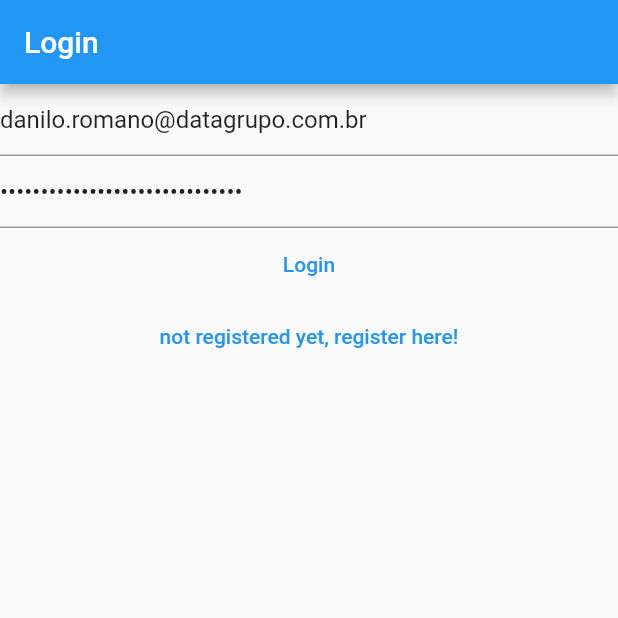
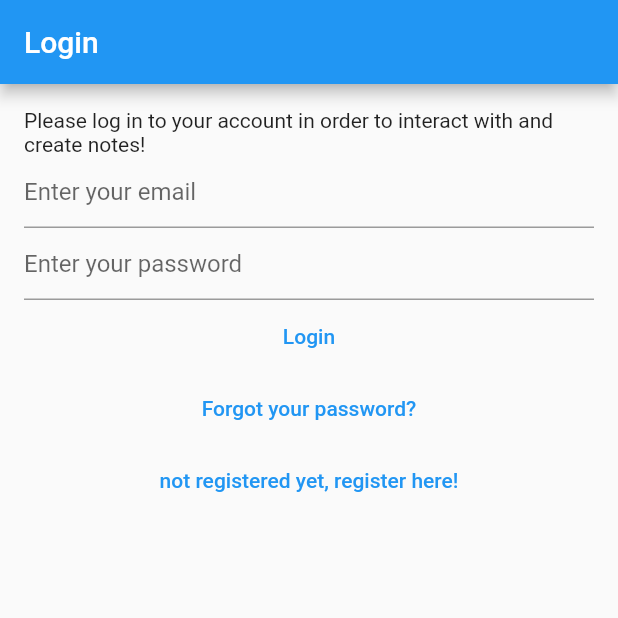
Before and after one commit to risaddex/flutter-experiments, a Flutter app: the screen it shows after launch, on a phone screen of 412 x 824 dp, the top half of it. Run offline on Flutter 3.47's test engine with Material 2 defaults, Android fonts, the phone set to English and light mode, and no system bars; our stand-ins replace bloc, cloud_firestore, equatable, firebase_auth, firebase_core, flutter_bloc and 2 more; accounts and stored records are empty; generated files the repository leaves out were written again.

Commit message:
step 27
Signed-off-by: Danilo Romano <risadex@gmail.com>

```diff
--- a/lib/main.dart
+++ b/lib/main.dart
@@ -6,6 +6,7 @@ import 'package:notesapp/services/auth/bloc/auth_bloc.dart';
 import 'package:notesapp/services/auth/bloc/auth_event.dart';
 import 'package:notesapp/services/auth/bloc/auth_state.dart';
 import 'package:notesapp/services/auth/firebase_auth_provider.dart';
+import 'package:notesapp/views/forgot_password_view.dart';
 import 'package:notesapp/views/login_view.dart';
 import 'package:notesapp/views/notes/notes_view.dart';
 import 'package:notesapp/views/register_view.dart';
@@ -47,19 +48,6 @@ class HomePage extends StatelessWidget {
         }
       },
       builder: (context, state) {
-        if (state is AuthStateLoggedIn) {
-          return const NotesView();
-        } else if (state is AuthStateNeedsVerification) {
-          return const VerifyEmailView();
-        } else if (state is AuthStateLoggedOut) {
-          return const LoginView();
-        } else if (state is AuthStateRegistering) {
-          return const RegisterView();
-        } else {
-          return const Scaffold(
-            body: CircularProgressIndicator(),
-          );
-        }
         switch (state.runtimeType) {
           case AuthStateLoggedIn:
             return const NotesView();
@@ -69,9 +57,19 @@ class HomePage extends StatelessWidget {
             return const LoginView();
           case AuthStateRegistering:
             return const RegisterView();
+          case AuthStateForgotPassword:
+            return const ForgotPasswordView();
           default:
-            return const Scaffold(
-              body: CircularProgressIndicator(),
+            return Scaffold(
+              appBar: AppBar(),
+              body: Center(
+                child: Column(
+                  mainAxisSize: MainAxisSize.min,
+                  children: const [
+                    CircularProgressIndicator(),
+                  ],
+                ),
+              ),
             );
         }
       },
--- a/lib/services/auth/auth_exceptions.dart
+++ b/lib/services/auth/auth_exceptions.dart
@@ -5,7 +5,7 @@ abstract class DomainException implements Exception {
 // login exceptions
 class UserNotFoundAuthException implements DomainException {
   @override
-  String getDomainMessage() => 'User not found';
+  String getDomainMessage() => 'Cannot find a user with the entered credentials!';
 }
 
 class WrongPasswordAuthException implements DomainException {
--- a/lib/services/auth/auth_provider.dart
+++ b/lib/services/auth/auth_provider.dart
@@ -15,4 +15,6 @@ abstract class AuthProvider {
 
   Future<void> logOut();
   Future<void> sendEmailVerification();
+
+  Future<void> sendPasswordReset({required String toEmail});
 }
--- a/lib/services/auth/auth_service.dart
+++ b/lib/services/auth/auth_service.dart
@@ -37,4 +37,8 @@ class AuthService implements AuthProvider {
 
   @override
   Future<void> initialize() => provider.initialize();
+
+  @override
+  Future<void> sendPasswordReset({required String toEmail}) =>
+      provider.sendPasswordReset(toEmail: toEmail);
 }
--- a/lib/services/auth/bloc/auth_event.dart
+++ b/lib/services/auth/bloc/auth_event.dart
@@ -22,10 +22,10 @@ class AuthEventLogin extends AuthEvent {
   });
 }
 
-class AuthEventRegister extends AuthEvent {
+class AuthEventRegisterAttempt extends AuthEvent {
   final String email;
   final String password;
-  const AuthEventRegister({
+  const AuthEventRegisterAttempt({
     required this.email,
     required this.password,
   });
@@ -35,6 +35,11 @@ class AuthEventShouldRegister extends AuthEvent {
   const AuthEventShouldRegister();
 }
 
+class AuthEventForgotPassword extends AuthEvent {
+  final String? email;
+  const AuthEventForgotPassword({this.email});
+}
+
 class AuthEventLogOut extends AuthEvent {
   const AuthEventLogOut();
 }
--- a/lib/services/auth/bloc/auth_state.dart
+++ b/lib/services/auth/bloc/auth_state.dart
@@ -24,6 +24,16 @@ class AuthStateRegistering extends AuthState {
   final DomainException? exception;
   const AuthStateRegistering({
     required this.exception,
+    required bool isLoading,
+  }) : super(isLoading: isLoading);
+}
+
+class AuthStateForgotPassword extends AuthState {
+  final DomainException? exception;
+  final bool hasSentEmail;
+  const AuthStateForgotPassword({
+    required this.exception,
+    required this.hasSentEmail,
     required bool isLoading,
   }) : super(isLoading: isLoading);
 }
--- /dev/null
+++ b/lib/util/dialogs/password_reset_email_sent_dialog.dart
@@ -0,0 +1,13 @@
+import 'package:flutter/material.dart';
+import 'package:notesapp/util/dialogs/generic_dialog.dart';
+
+Future<void> showPasswordResetSentDialog(BuildContext context) {
+  return showGenericDialog(
+      context: context,
+      title: 'Password Reset',
+      content:
+          'We have now send a password reset link. Please check out your email',
+      optionsBuilder: () => {
+            'OK': null,
+          });
+}
--- a/lib/views/login_view.dart
+++ b/lib/views/login_view.dart
@@ -22,8 +22,8 @@ class _LoginViewState extends State<LoginView> {
 
   @override
   void initState() {
-    _email = TextEditingController(text: 'danilo.romano@datagrupo.com.br');
-    _password = TextEditingController(text: 'danilo.romano@datagrupo.com.br');
+    _email = TextEditingController();
+    _password = TextEditingController();
     super.initState();
   }
 
@@ -49,8 +49,13 @@ class _LoginViewState extends State<LoginView> {
         appBar: AppBar(
           title: const Text('Login'),
         ),
-        body: Column(
+        body: Padding(
+          padding: const EdgeInsets.all(16.0),
+          child: Column(
+            crossAxisAlignment: CrossAxisAlignment.start,
             children: [
+              const Text(
+                  'Please log in to your account in order to interact with and create notes!'),
               TextField(
                 controller: _email,
                 enableSuggestions: false,
@@ -66,6 +71,9 @@ class _LoginViewState extends State<LoginView> {
                 decoration:
                     const InputDecoration(hintText: 'Enter your password'),
               ),
+              Center(
+                child: Column(
+                  children: [
                     TextButton(
                       onPressed: () async {
                         final email = _email.text;
@@ -83,12 +91,24 @@ class _LoginViewState extends State<LoginView> {
                     TextButton(
                       onPressed: () {
                         context.read<AuthBloc>().add(
+                              const AuthEventForgotPassword(),
+                            );
+                      },
+                      child: const Text('Forgot your password?'),
+                    ),
+                    TextButton(
+                      onPressed: () {
+                        context.read<AuthBloc>().add(
                               const AuthEventShouldRegister(),
                             );
                       },
                       child: const Text('not registered yet, register here!'),
+                    ),
+                  ],
+                ),
               )
             ],
+          ),
         ),
       ),
     );
--- a/lib/views/verify_email_view.dart
+++ b/lib/views/verify_email_view.dart
@@ -18,7 +18,9 @@ class _VerifyEmailViewState extends State<VerifyEmailView> {
       appBar: AppBar(
         title: const Text('Verify email'),
       ),
-      body: Column(
+      body: Padding(
+        padding: const EdgeInsets.all(16.0),
+        child: Column(
           children: [
             const Text(
                 "We've sent you an email verification. Please open it to verify your account."),
@@ -42,6 +44,7 @@ class _VerifyEmailViewState extends State<VerifyEmailView> {
             ),
           ],
         ),
+      ),
     );
   }
 }
```
Also changed, not shown: lib/services/auth/bloc/auth_bloc.dart (+43 -2 lines), lib/services/auth/firebase_auth_provider.dart (+11 -0 lines), lib/views/forgot_password_view.dart (added, +85 -0 lines), lib/views/register_view.dart (+12 -2 lines), 1 other file. Lines whose indentation alone changed are shown as unchanged.
